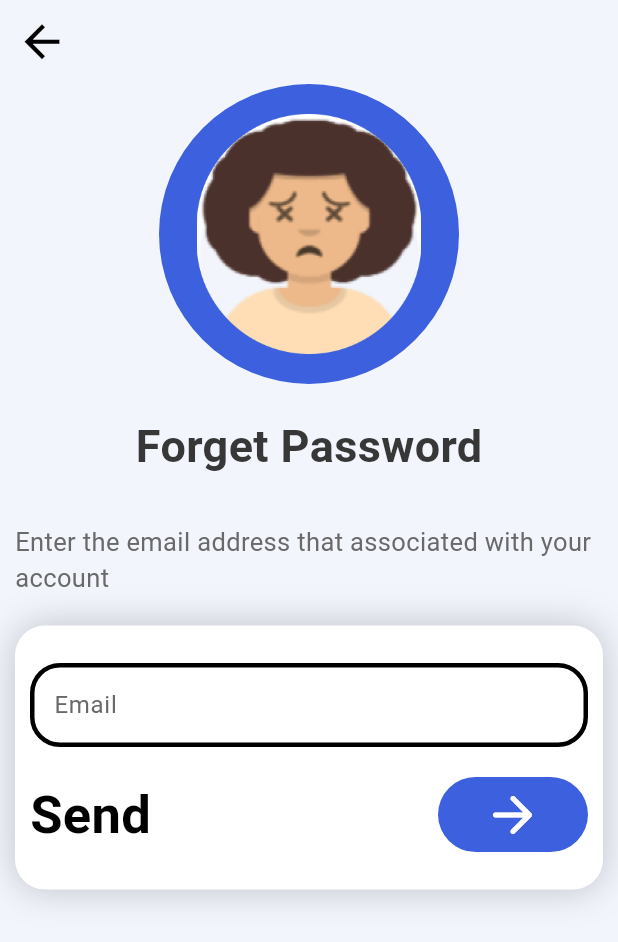
After one commit to youssefibrahim146/lost-and-found-app, a Flutter app: the screen it shows after launch, after a tap on "Forgot password?", on a phone screen of 412 x 824 dp. The commit adds this screen. Shown: the top 942 px of the screen. Run offline on Flutter 3.47's test engine with Material 3 defaults, Android fonts, the light colour scheme and no system bars; our stand-ins replace get.

Commit message:
- finish forget password screen as ui only

```diff
--- a/lib/app_router.dart
+++ b/lib/app_router.dart
@@ -1,4 +1,5 @@
 import 'package:flutter/material.dart';
+import 'package:lost_found_app/view/forget_password_screen.dart';
 import 'package:lost_found_app/view/home_screen.dart';
 import 'package:lost_found_app/view/login_screen.dart';
 import 'package:lost_found_app/view/found_something_screen.dart';
@@ -30,6 +31,10 @@ class AppRouter {
         return MaterialPageRoute(
           builder: (_) => const LostSomethingScreen(),
         );
+        case forgetPasswordScreen:
+        return MaterialPageRoute(
+          builder: (_) => const ForgetPasswordScreen(),
+        );
     }
   }
 }
--- a/lib/constants/strings.dart
+++ b/lib/constants/strings.dart
@@ -3,3 +3,4 @@ const String signupScreen = 'signupScreen';
 const String homeScreen= 'homeScreen';
 const String foundSomethingScreen = 'foundSomethingScreen';
 const String lostSomethingScreen= 'lostSomethingScreen';
+const String forgetPasswordScreen= 'forgetPasswordScreen';
--- /dev/null
+++ b/lib/view/forget_password_screen.dart
@@ -0,0 +1,133 @@
+import 'package:flutter/material.dart';
+import 'package:lost_found_app/constants/colors.dart';
+
+class ForgetPasswordScreen extends StatelessWidget {
+  const ForgetPasswordScreen({super.key});
+
+  @override
+  Widget build(BuildContext context) {
+    return Scaffold(
+      backgroundColor: const Color.fromRGBO(242, 245, 252, 1),
+      appBar: AppBar(
+        iconTheme: const IconThemeData(
+          color: Colors.black,
+          size: 35,
+        ),
+        elevation: 0,
+        backgroundColor: const Color.fromRGBO(242, 245, 252, 1),
+      ),
+      body: Padding(
+        padding: const EdgeInsets.symmetric(horizontal: 10),
+        child: SingleChildScrollView(
+          child: Column(
+            crossAxisAlignment: CrossAxisAlignment.center,
+            children: [
+              Container(
+                padding: const EdgeInsets.all(20),
+                decoration: BoxDecoration(
+                  color: blueColor,
+                  borderRadius: BorderRadius.circular(120),
+                ),
+                width: 200,
+                height: 200,
+                child: Image.asset("assets/sad face.png"),
+              ),
+              const SizedBox(height: 20),
+              const Text(
+                "Forget Password",
+                style: TextStyle(
+                  fontSize: 30,
+                  fontWeight: FontWeight.bold,
+                  color: Color.fromRGBO(55, 55, 55, 1),
+                ),
+              ),
+              const SizedBox(height: 30),
+              const Text(
+                "Enter the email address that associated with your account",
+                style: TextStyle(
+                  fontSize: 17,
+                  color: Color.fromRGBO(105, 105, 105, 1),
+                ),
+              ),
+              const SizedBox(height: 20),
+              Container(
+                decoration: BoxDecoration(
+                  boxShadow:  [
+                    BoxShadow(
+                      color: Colors.black.withOpacity(0.20),
+                      blurRadius: 20,
+                      spreadRadius: 0.5,
+                      offset: const Offset(0, 0),
+                    ),
+                  ],
+                  color: Colors.white,
+                  borderRadius: BorderRadius.circular(20),
+                ),
+                padding: const EdgeInsets.symmetric(horizontal: 10, vertical: 25),
+                child: Column(
+                  children: [
+                    TextField(
+                      decoration: InputDecoration(
+                        labelText: "Email",
+                        labelStyle: const TextStyle(
+                          color: Color.fromRGBO(105, 105, 105, 1),
+                        ),
+                        border: OutlineInputBorder(
+                          borderRadius: BorderRadius.circular(20),
+                          borderSide:
+                              const BorderSide(color: Colors.black, width: 3),
+                        ),
+                        enabledBorder: OutlineInputBorder(
+                          borderRadius: BorderRadius.circular(20),
+                          borderSide:
+                              const BorderSide(color: Colors.black, width: 3),
+                        ),
+                        focusedBorder: OutlineInputBorder(
+                          borderRadius: BorderRadius.circular(20),
+                          borderSide:
+                              const BorderSide(color: Colors.black, width: 3),
+                        ),
+                      ),
+                    ),
+                    const SizedBox(height: 20),
+                     Row(
+                      mainAxisAlignment: MainAxisAlignment.spaceBetween,
+                      children: [
+                        const Text(
+                          "Send",
+                          style: TextStyle(
+                            color: Colors.black,
+                            fontSize: 35,
+                            fontWeight: FontWeight.bold,
+                          ),
+                        ),
+                        InkWell(
+                          onTap: () {
+                            // Get.toNamed(loginScreen);
+                          },
+                          child: Container(
+                            decoration: BoxDecoration(
+                              color: blueColor,
+                              borderRadius: BorderRadius.circular(40),
+                            ),
+                            padding: const EdgeInsets.symmetric(vertical: 5,horizontal: 30),
+                            child: const Icon(
+                              Icons.arrow_forward_rounded,
+                              color: Colors.white,
+                              size: 40,
+                            ),
+                          ),
+                        ),
+                      ],
+                    ),
+                  ],
+                ),
+              ),
+              const SizedBox(height: 20),
+            ],
+          ),
+        ),
+      ),
+    );
+  }
+}
--- a/lib/view/login_screen.dart
+++ b/lib/view/login_screen.dart
@@ -53,12 +53,17 @@ class LoginScreen extends StatelessWidget {
                     const SizedBox(height: 20),
                     const AuthInputField(label: "Password"),
                     const SizedBox(height: 10),
-                    const Text(
-                      "Forgot password?",
-                      style: TextStyle(
-                          fontWeight: FontWeight.bold,
-                          fontSize: 15,
-                          color: Color.fromRGBO(55, 55, 55, 1)),
+                    InkWell(
+                      onTap: () {
+                        Get.toNamed(forgetPasswordScreen);
+                      },
+                      child: const Text(
+                        "Forgot password?",
+                        style: TextStyle(
+                            fontWeight: FontWeight.bold,
+                            fontSize: 15,
+                            color: Color.fromRGBO(55, 55, 55, 1)),
+                      ),
                     ),
                     // sign in button
                     TextButton(
```
Also changed, not shown: lib/view/found_something_screen.dart (+4 -3 lines).
